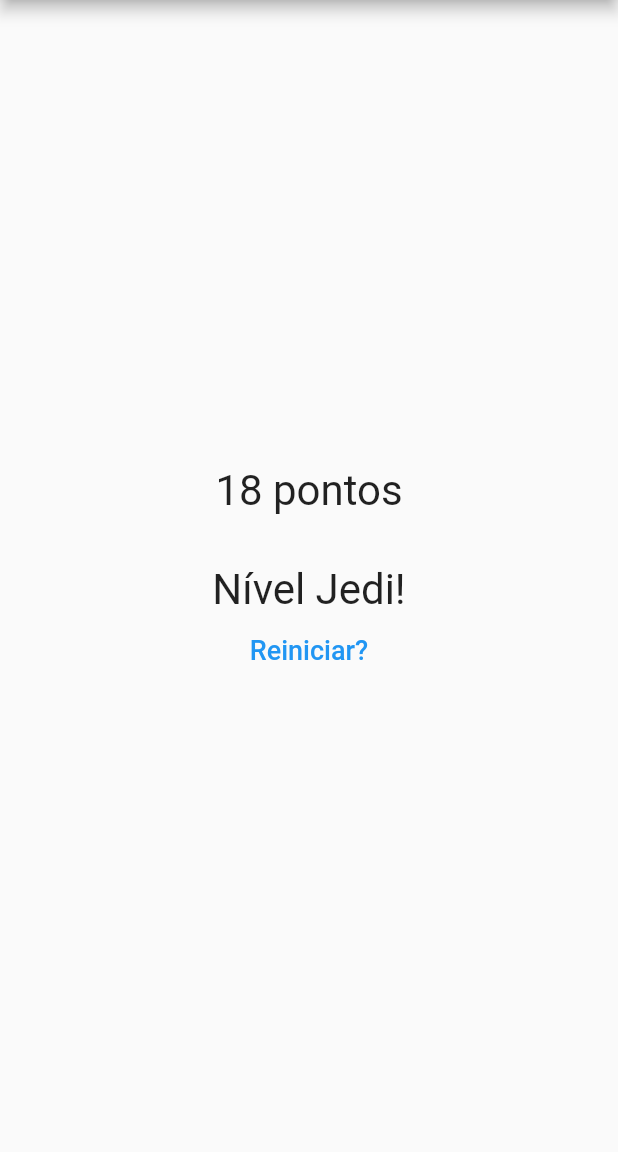
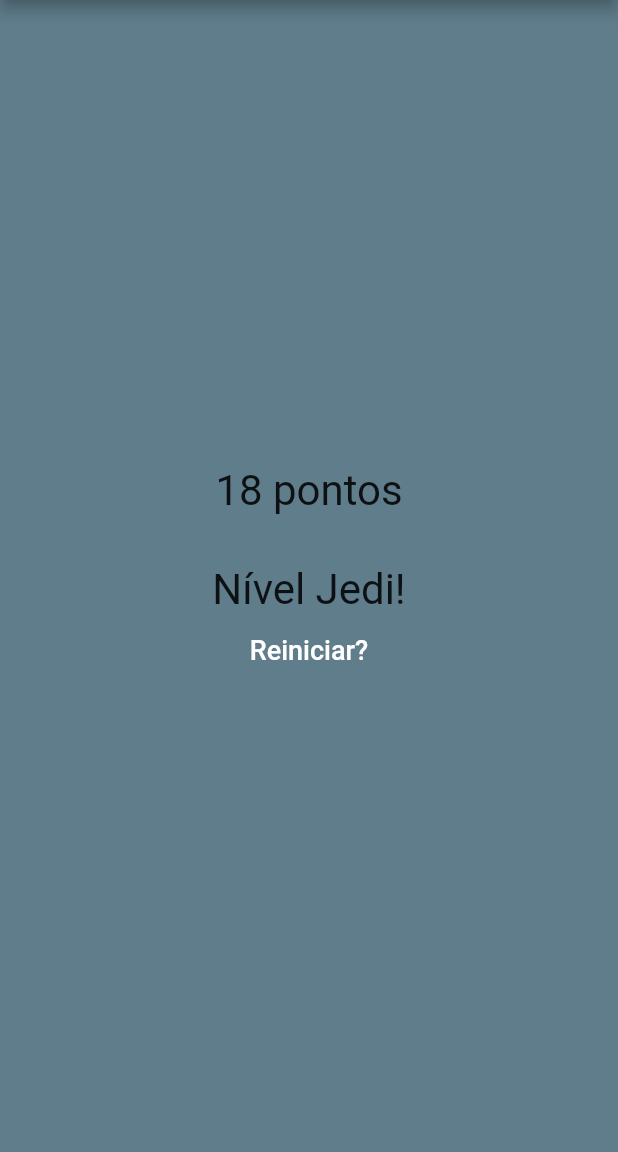
Before and after one commit to siabreu/Questionario, a Flutter app: the screen it shows after launch, after a tap on "Preto", after a tap on "Cobra", after a tap on "Leo", on a phone screen of 412 x 824 dp, the part 84-1236 px from its top. Run offline on Flutter 3.47's test engine with Material 2 defaults, Android fonts, the phone set to English and light mode, and no system bars.

Commit message:
alteração das cores

```diff
--- a/lib/main.dart
+++ b/lib/main.dart
@@ -72,7 +72,7 @@ class _PerguntaAppState extends State<PerguntaApp> {
                 quandoResponder: _responder,
               )
             : Resultado(_pontuacaoTotal, _reiniciarQuestionario),
-        //backgroundColor: Colors.indigo,
+        backgroundColor: Colors.blueGrey,
       ),
     );
   }
--- a/lib/resposta.dart
+++ b/lib/resposta.dart
@@ -12,7 +12,7 @@ class Resposta extends StatelessWidget {
       width: double.infinity,
       child: RaisedButton(
         textColor: Colors.white,
-        color: Colors.blue,
+        color: Colors.grey,
         child: Text(texto),
         onPressed: quandoSelecionado,
       ),
--- a/lib/resultado.dart
+++ b/lib/resultado.dart
@@ -36,7 +36,7 @@ class Resultado extends StatelessWidget {
             "Reiniciar?",
             style: TextStyle(fontSize: 18),
           ),
-          textColor: Colors.blue,
+          textColor: Colors.white,
           onPressed: _quandoReiniciarQuestionario,
         )
       ],
```
